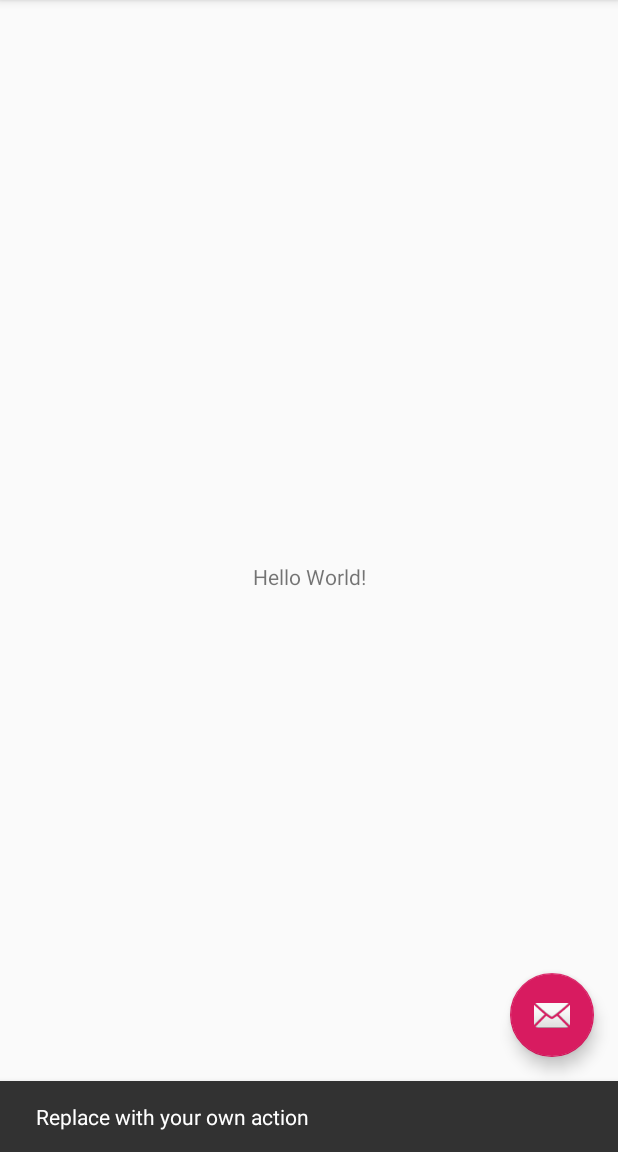
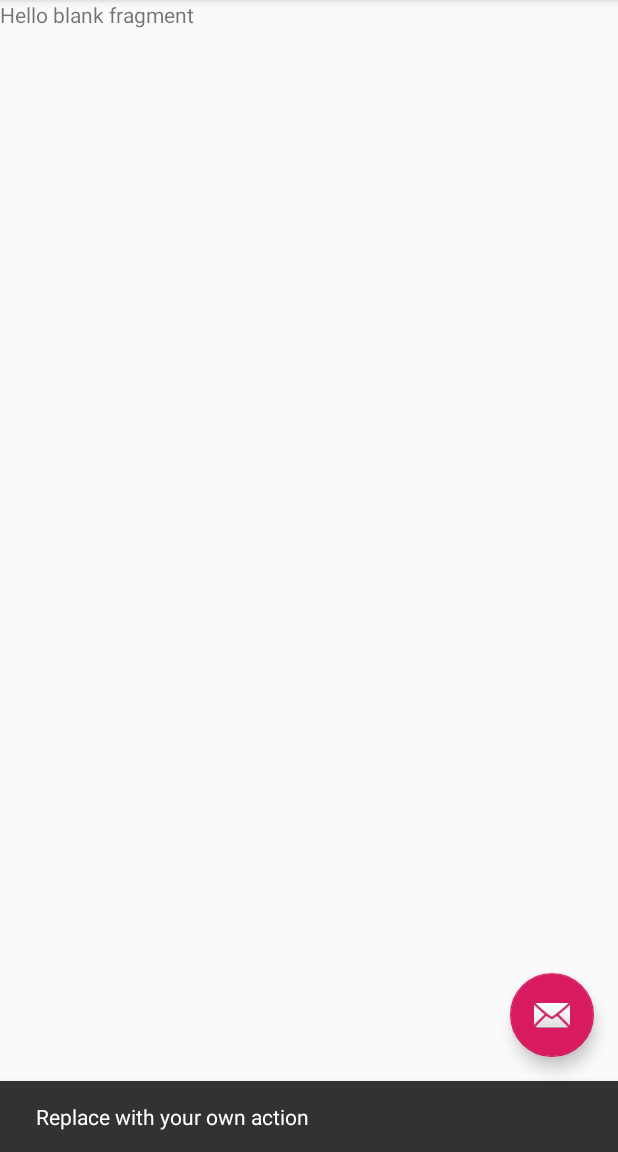
Before and after one commit to AndroidOS/SpriteEditor, an Android app: the screen it shows after launch (MainActivity), after a tap on an icon or button, on a phone screen of 412 x 824 dp, the part 84-1236 px from its top. Run offline under Robolectric (Android 15) with nearby library versions, the phone set to English and light mode, and no system bars.

Commit message:
Added Character fragment

```diff
--- a/app/build.gradle
+++ b/app/build.gradle
@@ -23,6 +23,8 @@ android {
     }
 }
 
+def navVersion = '2.1.0'
+
 dependencies {
     implementation fileTree(dir: 'libs', include: ['*.jar'])
     implementation "org.jetbrains.kotlin:kotlin-stdlib-jdk7:$kotlin_version"
@@ -30,7 +32,11 @@ dependencies {
     implementation 'androidx.core:core-ktx:1.1.0'
     implementation 'androidx.constraintlayout:constraintlayout:1.1.3'
     implementation 'com.google.android.material:material:1.0.0'
+    implementation 'androidx.legacy:legacy-support-v4:1.0.0'
     testImplementation 'junit:junit:4.12'
     androidTestImplementation 'androidx.test.ext:junit:1.1.1'
     androidTestImplementation 'androidx.test.espresso:espresso-core:3.2.0'
+
+    implementation "androidx.navigation:navigation-fragment-ktx:$navVersion"
+    implementation "androidx.navigation:navigation-ui-ktx:$navVersion"
 }
--- a/app/src/main/AndroidManifest.xml
+++ b/app/src/main/AndroidManifest.xml
@@ -10,7 +10,7 @@
         android:supportsRtl="true"
         android:theme="@style/AppTheme">
         <activity
-            android:name=".MainActivity"
+            android:name=".view.MainActivity"
             android:label="@string/app_name"
             android:theme="@style/AppTheme.NoActionBar">
             <intent-filter>
--- /dev/null
+++ b/app/src/main/java/com/manuelcarvalho/spriteeditor/view/CharFragment.kt
@@ -0,0 +1,26 @@
+package com.manuelcarvalho.spriteeditor.view
+
+
+import android.os.Bundle
+import androidx.fragment.app.Fragment
+import android.view.LayoutInflater
+import android.view.View
+import android.view.ViewGroup
+
+import com.manuelcarvalho.spriteeditor.R
+
+/**
+ * A simple [Fragment] subclass.
+ */
+class CharFragment : Fragment() {
+
+    override fun onCreateView(
+        inflater: LayoutInflater, container: ViewGroup?,
+        savedInstanceState: Bundle?
+    ): View? {
+        // Inflate the layout for this fragment
+        return inflater.inflate(R.layout.fragment_char, container, false)
+    }
+
+
+}
--- a/app/src/main/java/com/manuelcarvalho/spriteeditor/MainActivity.kt
+++ b/app/src/main/java/com/manuelcarvalho/spriteeditor/view/MainActivity.kt
@@ -1,10 +1,11 @@
-package com.manuelcarvalho.spriteeditor
+package com.manuelcarvalho.spriteeditor.view
 
 import android.os.Bundle
 import com.google.android.material.snackbar.Snackbar
 import androidx.appcompat.app.AppCompatActivity
 import android.view.Menu
 import android.view.MenuItem
+import com.manuelcarvalho.spriteeditor.R
 
 import kotlinx.android.synthetic.main.activity_main.*
 
--- a/app/src/main/res/layout/activity_main.xml
+++ b/app/src/main/res/layout/activity_main.xml
@@ -4,7 +4,7 @@
     xmlns:tools="http://schemas.android.com/tools"
     android:layout_width="match_parent"
     android:layout_height="match_parent"
-    tools:context=".MainActivity">
+    tools:context=".view.MainActivity">
 
     <com.google.android.material.appbar.AppBarLayout
         android:layout_width="match_parent"
--- a/app/src/main/res/layout/content_main.xml
+++ b/app/src/main/res/layout/content_main.xml
@@ -5,16 +5,15 @@
     android:layout_width="match_parent"
     android:layout_height="match_parent"
     app:layout_behavior="@string/appbar_scrolling_view_behavior"
-    tools:context=".MainActivity"
+    tools:context=".view.MainActivity"
     tools:showIn="@layout/activity_main">
 
-    <TextView
-        android:layout_width="wrap_content"
-        android:layout_height="wrap_content"
-        android:text="Hello World!"
-        app:layout_constraintBottom_toBottomOf="parent"
-        app:layout_constraintLeft_toLeftOf="parent"
-        app:layout_constraintRight_toRightOf="parent"
-        app:layout_constraintTop_toTopOf="parent" />
+    <fragment
+        android:id="@+id/fragment"
+        android:name="androidx.navigation.fragment.NavHostFragment"
+        android:layout_width="match_parent"
+        android:layout_height="match_parent"
+        app:defaultNavHost="true"
+        app:navGraph="@navigation/cbm_nav" />
 
 </androidx.constraintlayout.widget.ConstraintLayout>
--- /dev/null
+++ b/app/src/main/res/layout/fragment_char.xml
@@ -0,0 +1,14 @@
+<?xml version="1.0" encoding="utf-8"?>
+<FrameLayout xmlns:android="http://schemas.android.com/apk/res/android"
+    xmlns:tools="http://schemas.android.com/tools"
+    android:layout_width="match_parent"
+    android:layout_height="match_parent"
+    tools:context=".view.CharFragment">
+
+    <!-- TODO: Update blank fragment layout -->
+    <TextView
+        android:layout_width="match_parent"
+        android:layout_height="match_parent"
+        android:text="@string/hello_blank_fragment" />
+
+</FrameLayout>
--- a/app/src/main/res/menu/menu_main.xml
+++ b/app/src/main/res/menu/menu_main.xml
@@ -1,7 +1,7 @@
 <menu xmlns:android="http://schemas.android.com/apk/res/android"
     xmlns:app="http://schemas.android.com/apk/res-auto"
     xmlns:tools="http://schemas.android.com/tools"
-    tools:context="com.manuelcarvalho.spriteeditor.MainActivity">
+    tools:context="com.manuelcarvalho.spriteeditor.view.MainActivity">
     <item
         android:id="@+id/action_settings"
         android:orderInCategory="100"
--- /dev/null
+++ b/app/src/main/res/navigation/cbm_nav.xml
@@ -0,0 +1,13 @@
+<?xml version="1.0" encoding="utf-8"?>
+<navigation xmlns:android="http://schemas.android.com/apk/res/android"
+    xmlns:app="http://schemas.android.com/apk/res-auto"
+    xmlns:tools="http://schemas.android.com/tools"
+    android:id="@+id/cbm_nav"
+    app:startDestination="@id/charFragment">
+
+    <fragment
+        android:id="@+id/charFragment"
+        android:name="com.manuelcarvalho.spriteeditor.view.CharFragment"
+        android:label="fragment_char"
+        tools:layout="@layout/fragment_char" />
+</navigation>
--- a/app/src/main/res/values/strings.xml
+++ b/app/src/main/res/values/strings.xml
@@ -1,4 +1,7 @@
 <resources>
     <string name="app_name">SpriteEditor</string>
     <string name="action_settings">Settings</string>
+
+    <!-- TODO: Remove or change this placeholder text -->
+    <string name="hello_blank_fragment">Hello blank fragment</string>
 </resources>
```
